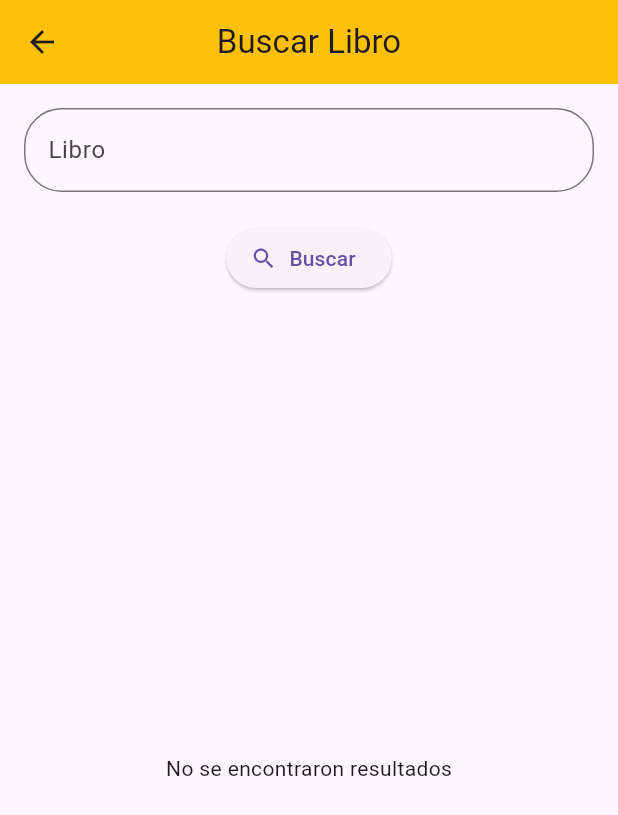
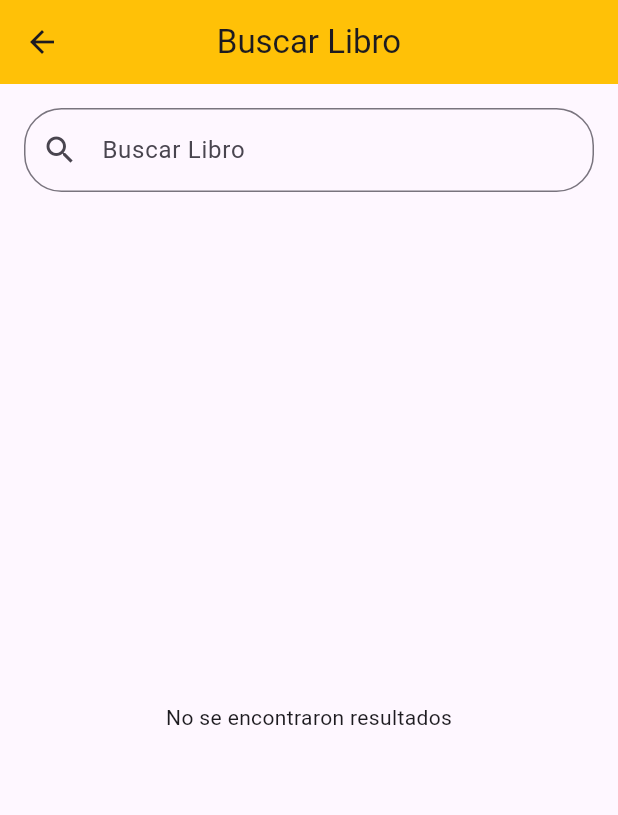
Before and after one commit to Jucar-2021/practica_login, a Flutter app: the Paginabusqueda screen opened directly, on a phone screen of 412 x 824 dp. Shown: the top 815 px of the screen. Run offline on Flutter 3.47's test engine with Material 3 defaults, Android fonts, the phone set to English and light mode, and no system bars; our stand-ins replace file_picker, firebase_auth, firebase_core, firebase_database, google_sign_in, image_picker and 1 more; missing offline and left inert: pdfx; accounts and stored records are empty.

Commit message:
se hace uso de addListener pra que escuche lo que se este escribiendo y de resultados al momento de la busqueda, de este modo se elimnima el boton buscar

```diff
--- a/lib/PaginaBusqueda.dart
+++ b/lib/PaginaBusqueda.dart
@@ -12,13 +12,32 @@ class Paginabusqueda extends StatefulWidget {
 
 class _PaginabusquedaState extends State<Paginabusqueda> {
   List<Map<String, String>> librosEncontrados = [];
-  final formKey = GlobalKey<FormState>();
   final TextEditingController ctrlBuscar = TextEditingController();
   final DatabaseReference db = FirebaseDatabase.instance.ref().child("libro");
 
+  @override
+  void initState() {
+    super.initState();
+    ctrlBuscar.addListener(buscarLibro); // Escucha cambios en el campo
+  }
+
+  @override
+  void dispose() {
+    ctrlBuscar.removeListener(buscarLibro);
+    ctrlBuscar.dispose();
+    super.dispose();
+  }
+
   Future<void> buscarLibro() async {
-    if (formKey.currentState?.validate() ?? false) {
-      String tituloABuscar = ctrlBuscar.text.toLowerCase();
+    String tituloABuscar = ctrlBuscar.text.toLowerCase().trim();
+
+    if (tituloABuscar.isEmpty) {
+      setState(() {
+        librosEncontrados = [];
+      });
+      return;
+    }
+
     DatabaseEvent event = await db.once();
     DataSnapshot resultadosDB = event.snapshot;
 
@@ -42,7 +61,6 @@ class _PaginabusquedaState extends State<Paginabusqueda> {
       librosEncontrados = resultados;
     });
   }
-  }
 
   @override
   Widget build(BuildContext context) {
@@ -57,28 +75,18 @@ class _PaginabusquedaState extends State<Paginabusqueda> {
         child: Column(
           crossAxisAlignment: CrossAxisAlignment.start,
           children: [
-            Form(
-              key: formKey,
-              child: Column(
-                children: [
             TextFormField(
               controller: ctrlBuscar,
-                    validator: (value) => value!.isEmpty ? "Campo Vacío" : null,
               decoration: InputDecoration(
-                      labelText: "Libro",
+                labelText: "Buscar Libro",
                 border: OutlineInputBorder(
                   borderRadius: BorderRadius.circular(25.0),
                 ),
+                prefixIcon: const Icon(Icons.search),
               ),
-                  ),
-                  const SizedBox(height: 20),
-                  ElevatedButton.icon(
-                    onPressed: buscarLibro,
-                    icon: const Icon(Icons.search),
-                    label: const Text("Buscar"),
-                  ),
-                ],
-              ),
+              onChanged: (value) {
+                buscarLibro();
+              },
             ),
             const SizedBox(height: 20),
             Expanded(
@@ -93,9 +101,8 @@ class _PaginabusquedaState extends State<Paginabusqueda> {
                       Navigator.push(
                         context,
                         MaterialPageRoute(
-                                builder: (context) => Paginadetalles(
-                                  libro: librosEncontrados[0],
-                                ),
+                          builder: (context) =>
+                              Paginadetalles(libro: libro),
                         ),
                       );
                     },
@@ -112,7 +119,7 @@ class _PaginabusquedaState extends State<Paginabusqueda> {
                               width: 120,
                               decoration: BoxDecoration(
                                 borderRadius: BorderRadius.circular(10),
-                                      boxShadow: [
+                                boxShadow: const [
                                   BoxShadow(
                                     color: Colors.black12,
                                     blurRadius: 6,
```
Lines whose indentation alone changed are shown as unchanged.
